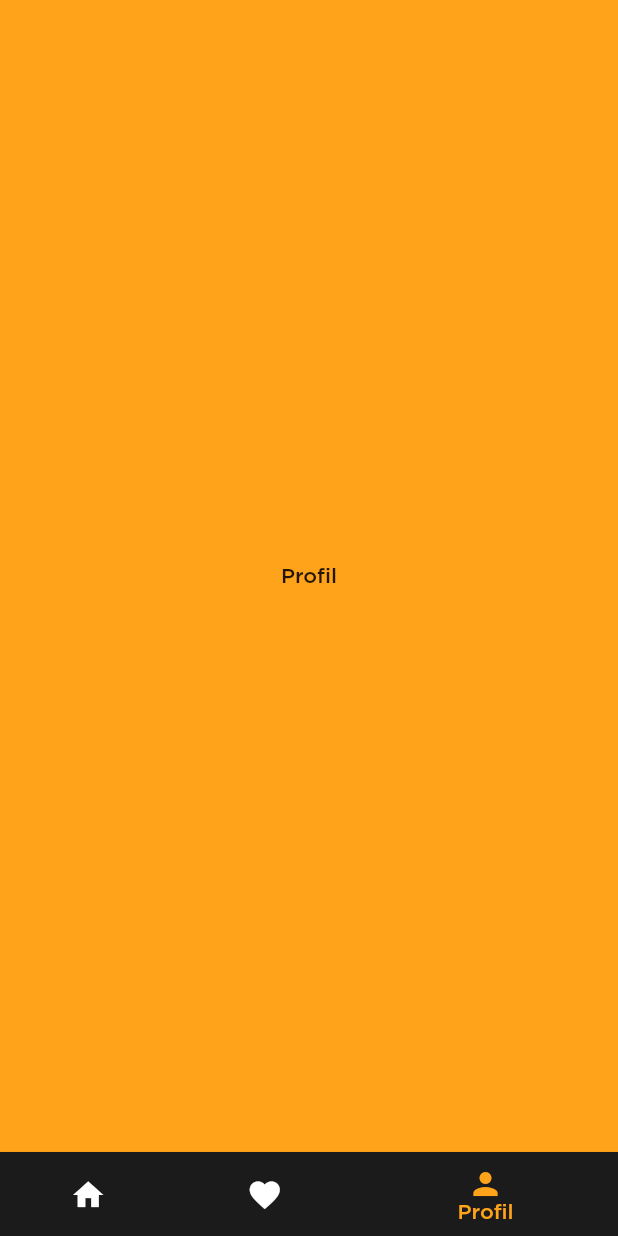
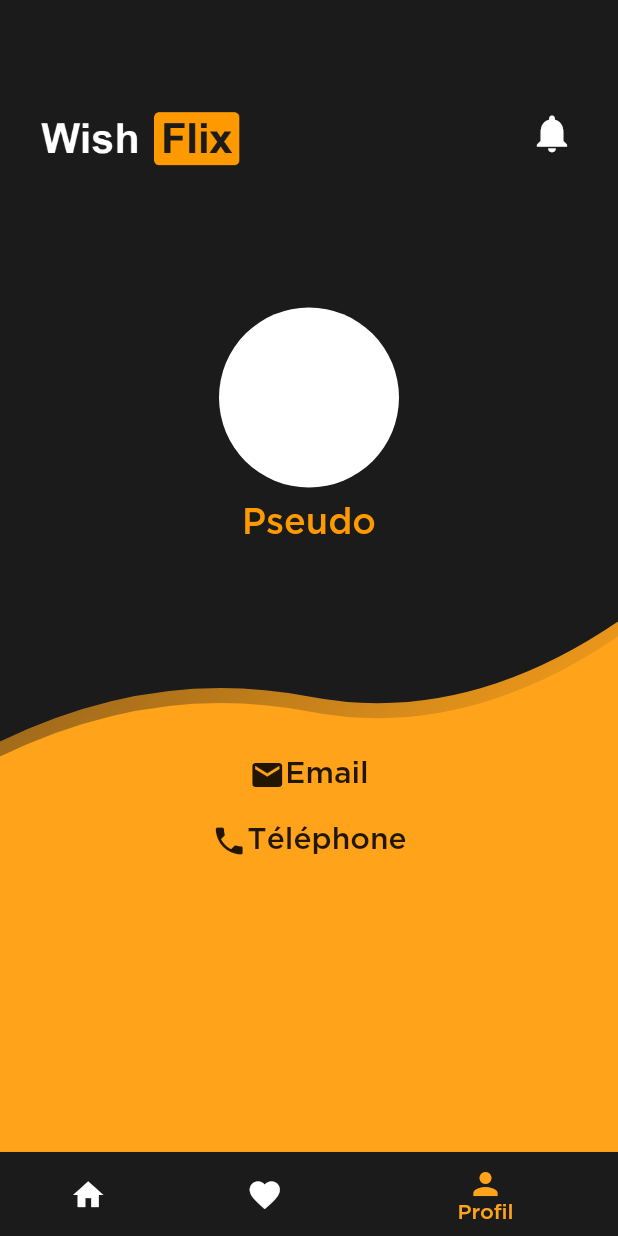
Before and after one commit to esgi-grp5/WishFlix, a Flutter app: the screen it shows after launch, item 3 of the bottom bar chosen, on a phone screen of 412 x 824 dp. Run offline on Flutter 3.47's test engine with Material 2 defaults, Android fonts, the phone set to English and light mode, and no system bars.

Commit message:
Ajout base page profil

```diff
--- a/lib/Screens/Profil.dart
+++ b/lib/Screens/Profil.dart
@@ -1,12 +1,166 @@
 import 'package:flutter/material.dart';
+import 'package:wishflix/Widgets/Clipper08.dart';
+import 'package:wishflix/Classes/HexColor.dart';
+import 'Notifications.dart' as notificationPage;
+
+double? width;
+double? height;
 
 class Profil extends StatelessWidget {
   @override
   Widget build(BuildContext context) {
+    width = MediaQuery.of(context).size.shortestSide;
+    height = MediaQuery.of(context).size.longestSide;
+
     return Scaffold(
-      body: Center(
-        child: Text("Profil"),
+      body: SingleChildScrollView(
+        scrollDirection: Axis.vertical,
+        child: Column(
+          children: <Widget>[
+            ProfilTop(),
+            ProfilBot(),
+          ],
+        ),
       ),
     );
   }
 }
+
+class ProfilTop extends StatefulWidget {
+  @override
+  _ProfilTop createState() => _ProfilTop();
+}
+
+class _ProfilTop extends State<ProfilTop> {
+  TextEditingController c = TextEditingController(text: "");
+  @override
+  Widget build(BuildContext context) {
+    return Stack(
+      children: <Widget>[
+        Opacity(
+          //semi red clippath with more height and with 0.5 opacity
+          opacity: 1,
+          child: ClipPath(
+            clipper: Clipper08(), //set our custom wave clipper
+            child: Container(
+              // color: HexColor("000000"),
+              decoration: BoxDecoration(
+                  gradient: LinearGradient(
+                      begin: Alignment.topLeft,
+                      end: Alignment.bottomRight,
+                      colors: [HexColor("1B1B1B"), HexColor("FFA31A")])),
+              // height: height! * .65 < 460 ? height! * .65 : 510, //400
+              height: (height! * .6) + 10, //400
+            ),
+          ),
+        ),
+        ClipPath(
+          clipper: Clipper08(),
+          child: Container(
+            color: HexColor("1B1B1B"),
+            height: height! * .6, //400
+            // height: height! * .65 < 450 ? height! * .65 : 500, //400
+            child: Column(
+              children: <Widget>[
+                SizedBox(
+                  height: height! / 16,
+                ),
+                Padding(
+                  padding: EdgeInsets.all(16.0),
+                  child: Row(
+                    children: <Widget>[
+                      Image.asset(
+                        'assets/images/logo.png',
+                        height: 50,
+                      )
+                    ],
+                  ),
+                ),
+                SizedBox(
+                  height: height! / 16,
+                ),
+                // Text(
+                //   'Profil',
+                //   style: TextStyle(
+                //     fontSize: 24.0,
+                //     color: HexColor("ff9900"),
+                //   ),
+                //   textAlign: TextAlign.center,
+                // ),
+                SizedBox(
+                  height: 20,
+                ),
+                CircleAvatar(
+                  radius: 60,
+                  backgroundColor: Colors.white,
+                  //image profile
+                ),
+                SizedBox(
+                  height: 13,
+                ),
+                Text(
+                  'Pseudo',
+                  style: TextStyle(
+                    fontSize: 24.0,
+                    color: HexColor("ff9900"),
+                  ),
+                  textAlign: TextAlign.center,
+                ),
+              ],
+            ),
+          ),
+        ),
+        Positioned(
+            right: 20,
+            top: 65,
+            child: Container(
+              child: IconButton(
+                  icon: Icon(
+                    Icons.notifications,
+                    size: 30,
+                    color: Colors.white,
+                  ),
+                  onPressed: () {
+                    Navigator.push(
+                      context,
+                      MaterialPageRoute(
+                          builder: (context) =>
+                              notificationPage.Notification()),
+                    );
+                  }),
+            )),
+      ],
+    );
+  }
+}
+
+class ProfilBot extends StatefulWidget {
+  @override
+  _ProfilBot createState() => _ProfilBot();
+}
+
+class _ProfilBot extends State<ProfilBot> {
+  TextEditingController c = TextEditingController(text: "");
+  @override
+  Widget build(BuildContext context) {
+    return Column(children: <Widget>[
+      Row(mainAxisAlignment: MainAxisAlignment.center, children: const <Widget>[
+        Icon(Icons.email),
+        Text(
+          'Email',
+          style: TextStyle(fontSize: 20),
+        ),
+      ]),
+      SizedBox(
+        height: 20,
+      ),
+      Row(mainAxisAlignment: MainAxisAlignment.center, children: const <Widget>[
+        Icon(Icons.phone),
+        Text(
+          'Téléphone',
+          style: TextStyle(fontSize: 20),
+        ),
+      ]),
+    ]);
+  }
+}
```
